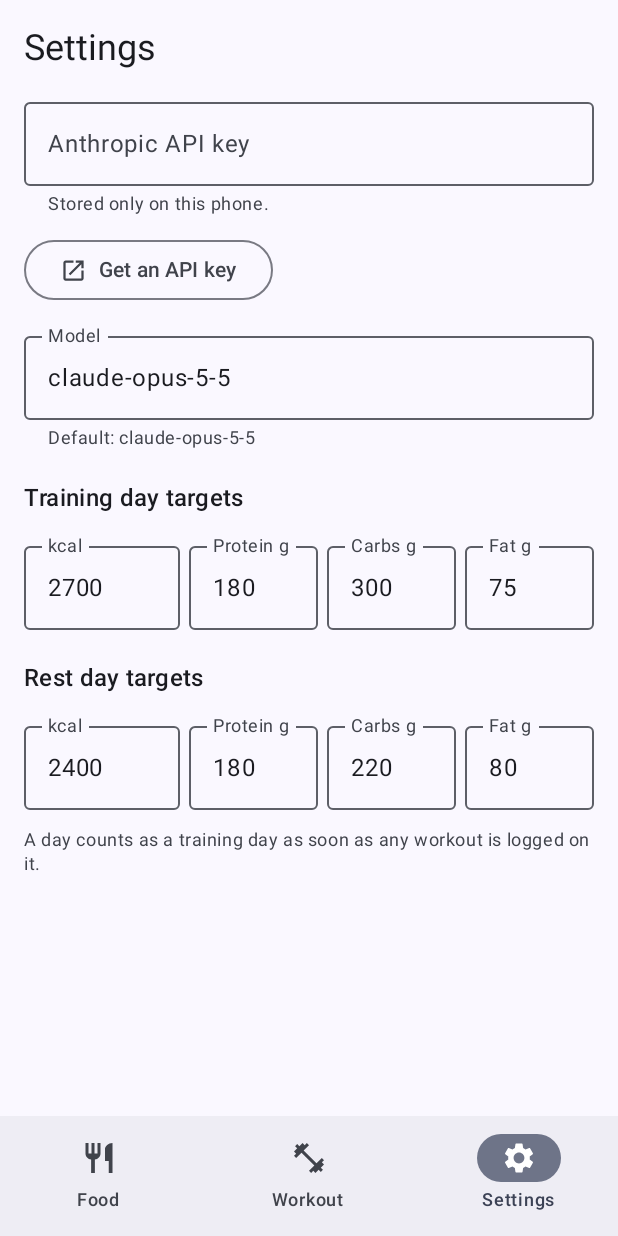
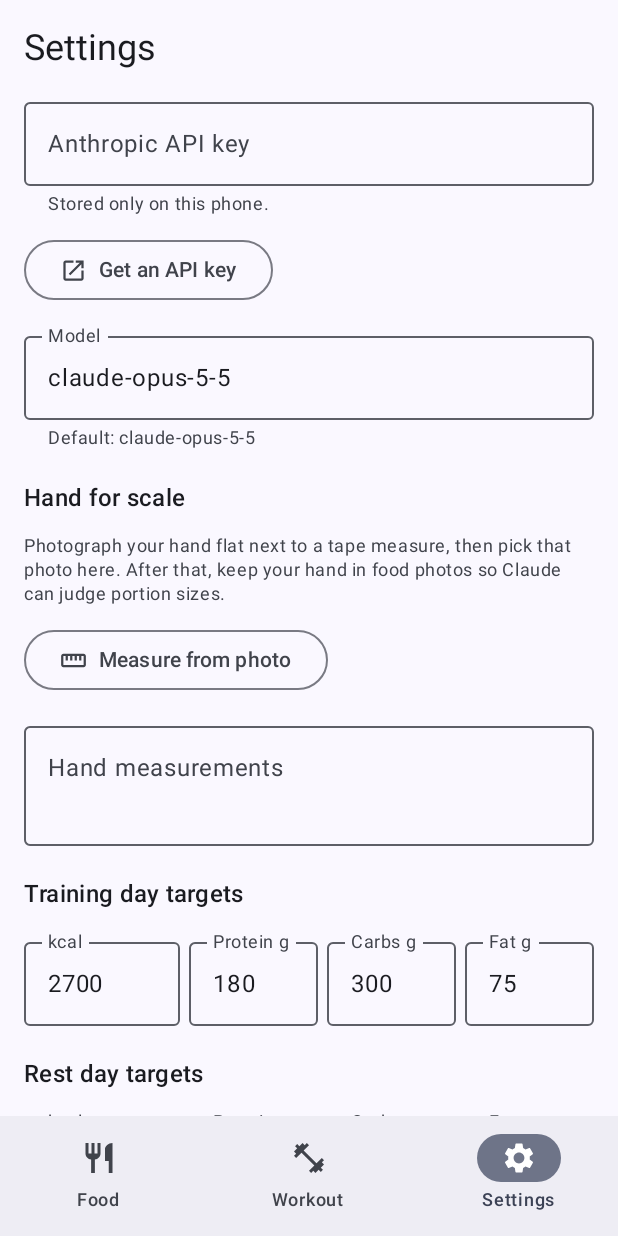
Before and after one commit to palatown/macroman, an Android app built with Jetpack Compose: the screen it shows after launch (MainActivity), on a phone screen of 412 x 824 dp. Run offline under Robolectric (Android 15) with nearby library versions, the phone set to English and light mode, and no system bars; our stand-ins replace Room's generated code; libraries missing offline, so code that uses them is left out: com.anthropic.client, com.anthropic.core, com.anthropic.errors, com.anthropic.models.

Commit message:
Photos: higher effort, hand-for-scale calibration, apply EXIF rotation before stripping metadata
Co-Authored-By: Claude Opus 5.5 <noreply@anthropic.com>

```diff
--- a/app/src/main/java/com/dirkraft/macroman/MainActivity.kt
+++ b/app/src/main/java/com/dirkraft/macroman/MainActivity.kt
@@ -98,7 +98,7 @@ private fun App(vm: MainViewModel) {
         when (tab) {
             Tab.Food -> FoodScreen(vm, snackbar, modifier)
             Tab.Workout -> WorkoutScreen(vm, snackbar, modifier)
-            Tab.Settings -> SettingsScreen(vm.settings, vm::checkKey, modifier)
+            Tab.Settings -> SettingsScreen(vm, modifier)
         }
     }
 }
--- a/app/src/main/java/com/dirkraft/macroman/ai/MacroAi.kt
+++ b/app/src/main/java/com/dirkraft/macroman/ai/MacroAi.kt
@@ -47,6 +47,7 @@ data class WorkoutItem(
 
 @Serializable private data class FoodResult(val items: List<FoodItem>)
 @Serializable private data class WorkoutResult(val items: List<WorkoutItem>)
+@Serializable private data class HandResult(val measurements: String)
 
 /** Turns free text and/or a photo into structured macros (or workout sets) with one Claude call. */
 class MacroAi(private val settings: Settings) {
@@ -87,31 +88,48 @@ class MacroAi(private val settings: Settings) {
 
     suspend fun parseFood(text: String, jpeg: ByteArray?): List<FoodItem> {
         val blocks = buildList {
-            if (jpeg != null) {
-                add(
-                    ContentBlockParam.ofImage(
-                        ImageBlockParam.builder()
-                            .source(
-                                Base64ImageSource.builder()
-                                    .data(Base64.getEncoder().encodeToString(jpeg))
-                                    .mediaType(Base64ImageSource.MediaType.IMAGE_JPEG)
-                                    .build()
-                            )
-                            .build()
-                    )
-                )
-            }
+            if (jpeg != null) add(image(jpeg))
             add(text(text.ifBlank { "Log what is in this photo." }))
         }
-        return json.decodeFromString<FoodResult>(ask(FOOD_SYSTEM, FOOD_SCHEMA, blocks)).items
+        val hand = settings.handReference.trim()
+        val system = if (hand.isEmpty()) FOOD_SYSTEM else "$FOOD_SYSTEM\n\n$HAND_SCALE\n$hand"
+        // Judging portion size from a photo is where extra thinking pays off; text stays fast.
+        val effort = if (jpeg != null) OutputConfig.Effort.HIGH else OutputConfig.Effort.LOW
+        return json.decodeFromString<FoodResult>(ask(system, FOOD_SCHEMA, blocks, effort)).items
     }
 
     suspend fun parseWorkout(text: String): List<WorkoutItem> =
-        json.decodeFromString<WorkoutResult>(ask(WORKOUT_SYSTEM, WORKOUT_SCHEMA, listOf(text(text)))).items
+        json.decodeFromString<WorkoutResult>(
+            ask(WORKOUT_SYSTEM, WORKOUT_SCHEMA, listOf(text(text)), OutputConfig.Effort.LOW)
+        ).items
+
+    /** Reads hand dimensions off a photo of the user's hand next to a tape measure or ruler. */
+    suspend fun measureHand(jpeg: ByteArray): String {
+        val blocks = listOf(image(jpeg), text("Measure my hand against the tape measure in this photo."))
+        val result = json.decodeFromString<HandResult>(ask(HAND_SYSTEM, HAND_SCHEMA, blocks, OutputConfig.Effort.HIGH))
+        if (result.measurements.isBlank()) throw IllegalStateException("Couldn't measure a hand against a ruler in that photo.")
+        return result.measurements.trim()
+    }
 
     private fun text(s: String) = ContentBlockParam.ofText(TextBlockParam.builder().text(s).build())
 
-    private suspend fun ask(system: String, schema: Map<String, Any>, blocks: List<ContentBlockParam>): String =
+    private fun image(jpeg: ByteArray) = ContentBlockParam.ofImage(
+        ImageBlockParam.builder()
+            .source(
+                Base64ImageSource.builder()
+                    .data(Base64.getEncoder().encodeToString(jpeg))
+                    .mediaType(Base64ImageSource.MediaType.IMAGE_JPEG)
+                    .build()
+            )
+            .build()
+    )
+
+    private suspend fun ask(
+        system: String,
+        schema: Map<String, Any>,
+        blocks: List<ContentBlockParam>,
+        effort: OutputConfig.Effort,
+    ): String =
         withContext(Dispatchers.IO) {
             val schemaParam = JsonOutputFormat.Schema.builder().apply {
                 schema.forEach { (k, v) -> putAdditionalProperty(k, JsonValue.from(v)) }
@@ -120,10 +138,9 @@ class MacroAi(private val settings: Settings) {
                 .model(settings.model.ifBlank { Settings.DEFAULT_MODEL })
                 .maxTokens(16000L)
                 .system(system)
-                // Estimating macros is a simple task: low effort keeps the round trip short.
                 .outputConfig(
                     OutputConfig.builder()
-                        .effort(OutputConfig.Effort.LOW)
+                        .effort(effort)
                         .format(JsonOutputFormat.builder().schema(schemaParam).build())
                         .build()
                 )
@@ -151,7 +168,31 @@ class MacroAi(private val settings: Settings) {
             - calories in kcal, macros in grams, rounded to whole numbers. Keep calories consistent with 4/4/9 kcal per g of protein/carbs/fat.
             - Keep "name" short (2-5 words), title case.
             - If the input does not describe food, return an empty list.
+            - For photos, estimate portions from the size of plates, bowls, cutlery, packaging and other objects of known size.
         """.trimIndent()
+
+        val HAND_SCALE = """
+            The user sometimes puts their own hand in the photo for scale. If a hand is visible,
+            use these measurements of it to size the food:
+        """.trimIndent()
+
+        val HAND_SYSTEM = """
+            The user wants a reference of their hand's dimensions, so that later food photos with
+            their hand in them can be used to judge portion sizes.
+            Measure every hand dimension you can read reliably against the tape measure or ruler in the photo,
+            e.g. fingertip-to-fingertip spans, finger lengths and widths, palm width and length.
+            - Read the scale carefully: note which side of the tape is inches and which is centimetres.
+            - Give each measurement in cm with inches in brackets, one per line, e.g. "Index fingertip to thumb tip spread: 15 cm (5.9 in)".
+            - Only include dimensions the ruler actually lets you measure; skip anything you would have to guess.
+            - If there is no hand or no readable ruler, return an empty string.
+        """.trimIndent()
+
+        val HAND_SCHEMA = mapOf(
+            "type" to "object",
+            "properties" to mapOf("measurements" to mapOf("type" to "string")),
+            "required" to listOf("measurements"),
+            "additionalProperties" to false,
+        )
 
         val WORKOUT_SYSTEM = """
             You are the logging engine of a strength-training log.
--- a/app/src/main/java/com/dirkraft/macroman/data/Settings.kt
+++ b/app/src/main/java/com/dirkraft/macroman/data/Settings.kt
@@ -22,6 +22,9 @@ class Settings(context: Context) {
 
     var apiKey by pref("api_key", "")
     var model by pref("model", DEFAULT_MODEL)
+
+    /** Hand dimensions, one per line, sent with food photos so a hand in frame gives scale. */
+    var handReference by pref("hand_reference", "")
 
     private var trainingRaw by pref("targets_training", DEFAULT_TRAINING.encode())
     private var restRaw by pref("targets_rest", DEFAULT_REST.encode())
--- a/app/src/main/java/com/dirkraft/macroman/ui/SettingsScreen.kt
+++ b/app/src/main/java/com/dirkraft/macroman/ui/SettingsScreen.kt
@@ -33,6 +33,11 @@ import androidx.compose.ui.Modifier
 import androidx.compose.ui.text.input.KeyboardType
 import androidx.compose.ui.text.input.PasswordVisualTransformation
 import androidx.compose.ui.unit.dp
+import androidx.activity.compose.rememberLauncherForActivityResult
+import androidx.activity.result.PickVisualMediaRequest
+import androidx.activity.result.contract.ActivityResultContracts
+import androidx.compose.material.icons.filled.Straighten
+import com.dirkraft.macroman.MainViewModel
 import com.dirkraft.macroman.data.Settings
 import com.dirkraft.macroman.data.Targets
 
@@ -46,8 +51,12 @@ private sealed interface KeyStatus {
 }
 
 @Composable
-fun SettingsScreen(settings: Settings, checkKey: suspend () -> String, modifier: Modifier) {
+fun SettingsScreen(vm: MainViewModel, modifier: Modifier) {
+    val settings = vm.settings
     var status by remember { mutableStateOf<KeyStatus>(KeyStatus.Empty) }
+    val pickHandPhoto = rememberLauncherForActivityResult(ActivityResultContracts.PickVisualMedia()) { uri ->
+        if (uri != null) vm.measureHand(uri)
+    }
 
     // Re-check whenever the key or model changes, after typing/pasting settles.
     LaunchedEffect(settings.apiKey, settings.model) {
@@ -58,7 +67,7 @@ fun SettingsScreen(settings: Settings, checkKey: suspend () -> String, modifier:
         delay(600)
         status = KeyStatus.Checking
         status = try {
-            KeyStatus.Ok(checkKey())
+            KeyStatus.Ok(vm.checkKey())
         } catch (e: CancellationException) {
             throw e
         } catch (e: Exception) {
@@ -112,6 +121,32 @@ fun SettingsScreen(settings: Settings, checkKey: suspend () -> String, modifier:
             modifier = Modifier.fillMaxWidth(),
         )
 
+        Text("Hand for scale", style = MaterialTheme.typography.titleMedium, modifier = Modifier.padding(top = 8.dp))
+        Text(
+            "Photograph your hand flat next to a tape measure, then pick that photo here. " +
+                "After that, keep your hand in food photos so Claude can judge portion sizes.",
+            style = MaterialTheme.typography.bodySmall,
+            color = MaterialTheme.colorScheme.onSurfaceVariant,
+        )
+        OutlinedButton(
+            onClick = {
+                pickHandPhoto.launch(PickVisualMediaRequest(ActivityResultContracts.PickVisualMedia.ImageOnly))
+            },
+            enabled = !vm.busy,
+        ) {
+            if (vm.busy) CircularProgressIndicator(Modifier.size(18.dp), strokeWidth = 2.dp)
+            else Icon(Icons.Default.Straighten, null, Modifier.size(18.dp))
+            Text(if (vm.busy) "Measuring…" else "Measure from photo", Modifier.padding(start = 8.dp))
+        }
+        OutlinedTextField(
+            value = settings.handReference,
+            onValueChange = { settings.handReference = it },
+            label = { Text("Hand measurements") },
+            placeholder = { Text("e.g. Index fingertip to thumb tip spread: 15 cm (5.9 in)") },
+            minLines = 2,
+            modifier = Modifier.fillMaxWidth(),
+        )
+
         TargetsEditor("Training day targets", settings.trainingTargets) { settings.trainingTargets = it }
         TargetsEditor("Rest day targets", settings.restTargets) { settings.restTargets = it }
         Text(
```
Also changed, not shown: app/src/main/java/com/dirkraft/macroman/MainViewModel.kt (+26 -4 lines).
